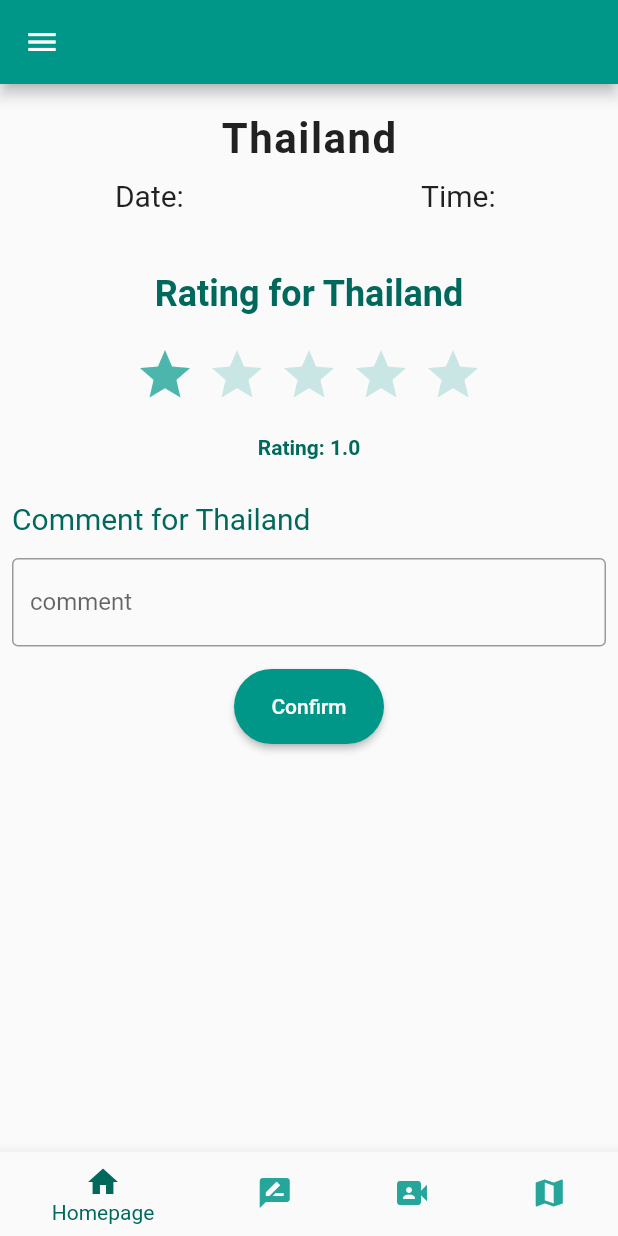
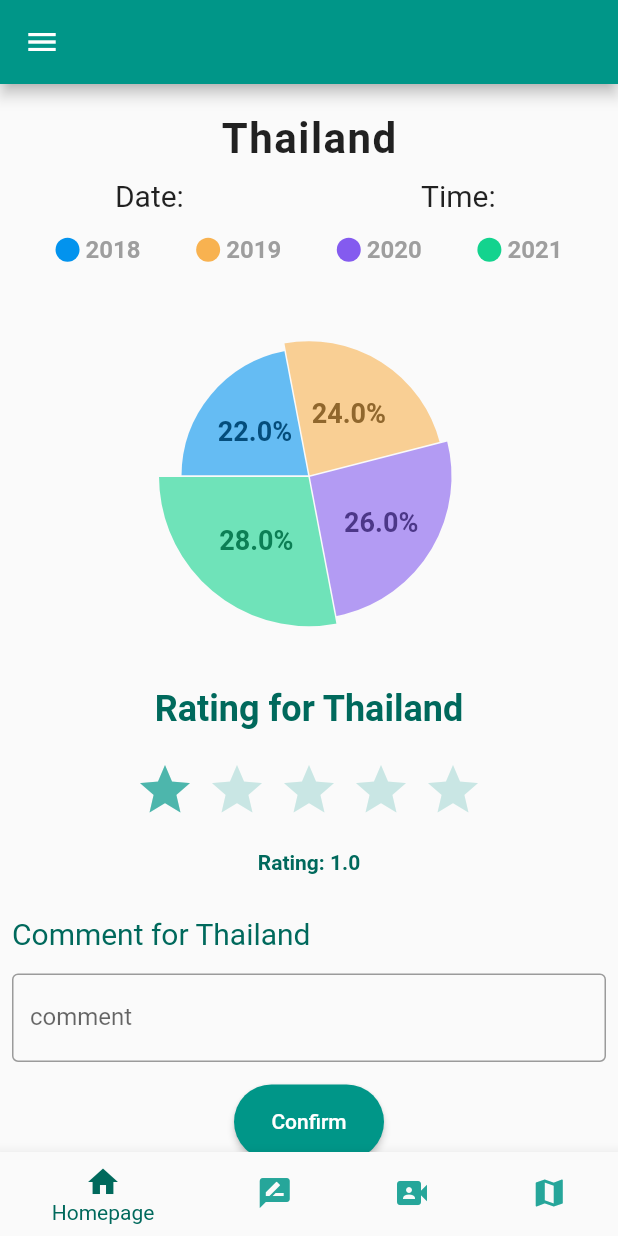
Before and after one commit to mineteeraa/Flutter_EnJoyWithYourTour, a Flutter app: the screen it shows after launch, after a tap on "Confirm", on a phone screen of 412 x 824 dp. Run offline on Flutter 3.47's test engine with Material 2 defaults, Android fonts, the phone set to English and light mode, and no system bars; drawn by our look-alikes of fl_chart, flutter_rating_bar; our stand-ins replace cloud_firestore, firebase_core, video_player; missing offline and left inert: syncfusion_flutter_maps; accounts and stored records are empty; network calls fail.

Commit message:
Create Pie Chart and call to TimePage, Fix errors, Mock chart data for each country

```diff
--- /dev/null
+++ b/lib/chart/indicator.dart
@@ -0,0 +1,42 @@
+import 'package:flutter/material.dart';
+
+class Indicator extends StatelessWidget {
+  final Color color;
+  final String text;
+  final bool isSquare;
+  final double size;
+  final Color textColor;
+
+  const Indicator({
+    Key? key,
+    required this.color,
+    required this.text,
+    required this.isSquare,
+    this.size = 16,
+    this.textColor = const Color(0xff505050),
+  }) : super(key: key);
+
+  @override
+  Widget build(BuildContext context) {
+    return Row(
+      children: <Widget>[
+        Container(
+          width: size,
+          height: size,
+          decoration: BoxDecoration(
+            shape: isSquare ? BoxShape.rectangle : BoxShape.circle,
+            color: color,
+          ),
+        ),
+        const SizedBox(
+          width: 4,
+        ),
+        Text(
+          text,
+          style: TextStyle(
+              fontSize: 16, fontWeight: FontWeight.bold, color: textColor),
+        )
+      ],
+    );
+  }
+}
--- /dev/null
+++ b/lib/chart/piechart.dart
@@ -0,0 +1,234 @@
+import 'dart:convert';
+
+import 'package:fl_chart/fl_chart.dart';
+import 'package:flutter/material.dart';
+import 'package:flutter/services.dart';
+import 'indicator.dart';
+import 'package:enjoywithyourtour/chart/utils/color_extensions.dart';
+
+class PieChartSample1 extends StatefulWidget {
+  late String CountrysName;
+  PieChartSample1({required this.CountrysName});
+
+  @override
+  State<StatefulWidget> createState() => PieChartSample1State();
+}
+
+class PieChartSample1State extends State<PieChartSample1> {
+  int touchedIndex = -1;
+  int index = 1;
+  late List country = [];
+  @override
+  void initState() {
+    super.initState();
+    readJson();
+  }
+
+  Future<void> readJson() async {
+    final String response = await DefaultAssetBundle.of(context)
+        .loadString('assets/data/chartData.json');
+    final data = await json.decode(response);
+    setState(() {
+      country = data['Country'];
+      switch (widget.CountrysName) {
+        case "Thailand":
+          {
+            index = 0;
+          }
+          break;
+        case "Brunei":
+          {
+            index = 1;
+          }
+          break;
+
+        case "China":
+          {
+            index = 2;
+          }
+          break;
+
+        case "Indonesia":
+          {
+            index = 3;
+          }
+          break;
+        case "Malaysia":
+          {
+            index = 4;
+          }
+          break;
+        case "Philippines":
+          {
+            index = 5;
+          }
+          break;
+        case "Singapore":
+          {
+            index = 6;
+          }
+          break;
+      }
+    });
+  }
+
+  @override
+  Widget build(BuildContext context) {
+    try {
+      return AspectRatio(
+        aspectRatio: 1.3,
+        child: Column(
+          children: <Widget>[
+            const SizedBox(
+              height: 15,
+            ),
+            Row(
+              mainAxisSize: MainAxisSize.max,
+              mainAxisAlignment: MainAxisAlignment.spaceEvenly,
+              children: <Widget>[
+                Indicator(
+                  color: const Color(0xff0293ee),
+                  text: '2018',
+                  isSquare: false,
+                  size: touchedIndex == 0 ? 18 : 16,
+                  textColor: touchedIndex == 0 ? Colors.black : Colors.grey,
+                ),
+                Indicator(
+                  color: const Color(0xfff8b250),
+                  text: '2019',
+                  isSquare: false,
+                  size: touchedIndex == 1 ? 18 : 16,
+                  textColor: touchedIndex == 1 ? Colors.black : Colors.grey,
+                ),
+                Indicator(
+                  color: const Color(0xff845bef),
+                  text: '2020',
+                  isSquare: false,
+                  size: touchedIndex == 2 ? 18 : 16,
+                  textColor: touchedIndex == 2 ? Colors.black : Colors.grey,
+                ),
+                Indicator(
+                  color: const Color(0xff13d38e),
+                  text: '2021',
+                  isSquare: false,
+                  size: touchedIndex == 3 ? 18 : 16,
+                  textColor: touchedIndex == 3 ? Colors.black : Colors.grey,
+                ),
+              ],
+            ),
+            Expanded(
+              child: AspectRatio(
+                aspectRatio: 1,
+                child: PieChart(
+                  PieChartData(
+                      pieTouchData: PieTouchData(touchCallback:
+                          (FlTouchEvent event, pieTouchResponse) {
+                        setState(() {
+                          if (!event.isInterestedForInteractions ||
+                              pieTouchResponse == null ||
+                              pieTouchResponse.touchedSection == null) {
+                            touchedIndex = -1;
+                            return;
+                          }
+                          touchedIndex = pieTouchResponse
+                              .touchedSection!.touchedSectionIndex;
+                        });
+                      }),
+                      startDegreeOffset: 180,
+                      borderData: FlBorderData(
+                        show: false,
+                      ),
+                      sectionsSpace: 1,
+                      centerSpaceRadius: 0,
+                      sections: showingSections()),
+                ),
+              ),
+            ),
+          ],
+        ),
+      );
+    } catch (e) {
+      return Center(child: CircularProgressIndicator());
+    }
+  }
+
+  List<PieChartSectionData> showingSections() {
+    return List.generate(
+      4,
+      (i) {
+        final isTouched = i == touchedIndex;
+        final opacity = isTouched ? 1.0 : 0.6;
+
+        const color0 = Color(0xff0293ee);
+        const color1 = Color(0xfff8b250);
+        const color2 = Color(0xff845bef);
+        const color3 = Color(0xff13d38e);
+
+        switch (i) {
+          case 0:
+            return PieChartSectionData(
+              color: color0.withOpacity(opacity),
+              value: country[index]['2018'],
+              title: '${country[index]['2018']}%',
+              radius: country[index]['2018rad'],
+              titleStyle: const TextStyle(
+                  fontSize: 18,
+                  fontWeight: FontWeight.bold,
+                  color: Color(0xff044d7c)),
+              titlePositionPercentageOffset: 0.55,
+              borderSide: isTouched
+                  ? BorderSide(color: color0.darken(40), width: 6)
+                  : BorderSide(color: color0.withOpacity(0)),
+            );
+          case 1:
+            return PieChartSectionData(
+              color: color1.withOpacity(opacity),
+              value: country[index]['2019'],
+              title: '${country[index]['2019']}%',
+              radius: country[index]['2019rad'],
+              titleStyle: const TextStyle(
+                  fontSize: 18,
+                  fontWeight: FontWeight.bold,
+                  color: Color(0xff90672d)),
+              titlePositionPercentageOffset: 0.55,
+              borderSide: isTouched
+                  ? BorderSide(color: color1.darken(40), width: 6)
+                  : BorderSide(color: color2.withOpacity(0)),
+            );
+          case 2:
+            return PieChartSectionData(
+              color: color2.withOpacity(opacity),
+              value: country[index]['2020'],
+              title: '${country[index]['2020']}%',
+              radius: country[index]['2020rad'],
+              titleStyle: const TextStyle(
+                  fontSize: 18,
+                  fontWeight: FontWeight.bold,
+                  color: Color(0xff4c3788)),
+              titlePositionPercentageOffset: 0.6,
+              borderSide: isTouched
+                  ? BorderSide(color: color2.darken(40), width: 6)
+                  : BorderSide(color: color2.withOpacity(0)),
+            );
+          case 3:
+            return PieChartSectionData(
+              color: color3.withOpacity(opacity),
+              value: country[index]['2021'],
+              title: '${country[index]['2021']}%',
+              radius: country[index]['2021rad'],
+              titleStyle: const TextStyle(
+                  fontSize: 18,
+                  fontWeight: FontWeight.bold,
+                  color: Color(0xff0c7f55)),
+              titlePositionPercentageOffset: 0.55,
+              borderSide: isTouched
+                  ? BorderSide(color: color3.darken(40), width: 6)
+                  : BorderSide(color: color2.withOpacity(0)),
+            );
+          default:
+            throw Error();
+        }
+      },
+    );
+  }
+}
--- /dev/null
+++ b/lib/chart/utils/color_extensions.dart
@@ -0,0 +1,10 @@
+import 'package:flutter/material.dart';
+
+extension ColorExtension on Color {
+  Color darken([int percent = 40]) {
+    assert(1 <= percent && percent <= 100);
+    final value = 1 - percent / 100;
+    return Color.fromARGB(alpha, (red * value).round(), (green * value).round(),
+        (blue * value).round());
+  }
+}
--- a/lib/component/sidebar.dart
+++ b/lib/component/sidebar.dart
@@ -1,5 +1,5 @@
 import 'package:flutter/material.dart';
-import 'package:group4/main.dart';
+import 'package:enjoywithyourtour/main.dart';
 
 class Sidebar extends StatefulWidget {
   const Sidebar({Key? key}) : super(key: key);
@@ -74,7 +74,7 @@ class _SidebarState extends State<Sidebar> {
           ),
           ListTile(
             leading: const Image(
-              image: AssetImage('assets/China.png'),
+              image: AssetImage('assets/china.png'),
               width: 30,
             ),
             title: const Text(
--- a/lib/pages/Maps.dart
+++ b/lib/pages/Maps.dart
@@ -1,5 +1,5 @@
 import 'package:flutter/material.dart';
-import 'package:group4/model/asiaModel.dart';
+import 'package:enjoywithyourtour/model/asiaModel.dart';
 import 'package:syncfusion_flutter_maps/maps.dart';
 
 class Maps extends StatefulWidget {
--- a/lib/pages/TimePage.dart
+++ b/lib/pages/TimePage.dart
@@ -1,8 +1,9 @@
 import 'dart:convert';
+import 'package:enjoywithyourtour/chart/piechart.dart';
 import 'package:intl/intl.dart';
 import 'package:flutter/material.dart';
-import 'package:group4/services/world_time.dart';
-import 'package:group4/rating/ratingform.dart';
+import 'package:enjoywithyourtour/services/world_time.dart';
+import 'package:enjoywithyourtour/rating/ratingform.dart';
 
 late Map<String, dynamic> res = {};
 late List<dynamic> item = [];
@@ -50,7 +51,8 @@ class _TimePageState extends State<TimePage> {
   @override
   Widget build(BuildContext context) {
     return Scaffold(
-      body: Padding(
+        body: SingleChildScrollView(
+      child: Padding(
         padding: const EdgeInsets.only(top: 20.0),
         child: Column(
           children: [
@@ -82,13 +84,16 @@ class _TimePageState extends State<TimePage> {
                 )
               ],
             ),
+            PieChartSample1(
+              CountrysName: country,
+            ),
+            RatingPage(Country: country),
             SizedBox(
-              height: 40,
+              height: 15,
             ),
-            RatingPage(Country: country)
           ],
         ),
       ),
-    );
+    ));
   }
 }
--- a/lib/rating/ratingform.dart
+++ b/lib/rating/ratingform.dart
@@ -2,7 +2,7 @@ import 'package:flutter/material.dart';
 import 'package:flutter_rating_bar/flutter_rating_bar.dart';
 import 'package:cloud_firestore/cloud_firestore.dart';
 import 'package:firebase_core/firebase_core.dart';
-import 'package:group4/model/rating.dart';
+import 'package:enjoywithyourtour/model/rating.dart';
 
 class RatingPage extends StatefulWidget {
   late String Country;
@@ -100,7 +100,7 @@ class _RatingPageState extends State<RatingPage> {
                       await _ratingCollection.add({
                         "rating": '${rate}',
                         "comment": myComment,
-                        "country" : widget.Country
+                        "country": widget.Country
                       });
                     },
                     child: Text("Confirm"),
--- a/pubspec.yaml
+++ b/pubspec.yaml
@@ -1,4 +1,4 @@
-name: group4
+name: enjoywithyourtour
 description: A new Flutter project.
 
 # The following line prevents the package from being accidentally published to
@@ -42,6 +42,7 @@ dependencies:
   cloud_firestore: ^3.1.7
   video_player: ^2.2.18
   syncfusion_flutter_maps: ^19.4.48-beta
+  fl_chart: ^0.41.0
 
 dev_dependencies:
   flutter_test:
@@ -63,6 +64,7 @@ flutter:
     - assets/
     - assets/asean1.mp4
     - assets/data/asia.json
+    - assets/data/chartData.json
 
   # The following line ensures that the Material Icons font is
   # included with your application, so that you can use the icons in
```
Also changed, not shown: assets/data/chartData.json (added, +81 -0 lines), lib/main.dart (+6 -6 lines), pubspec.lock, 5 other files.
